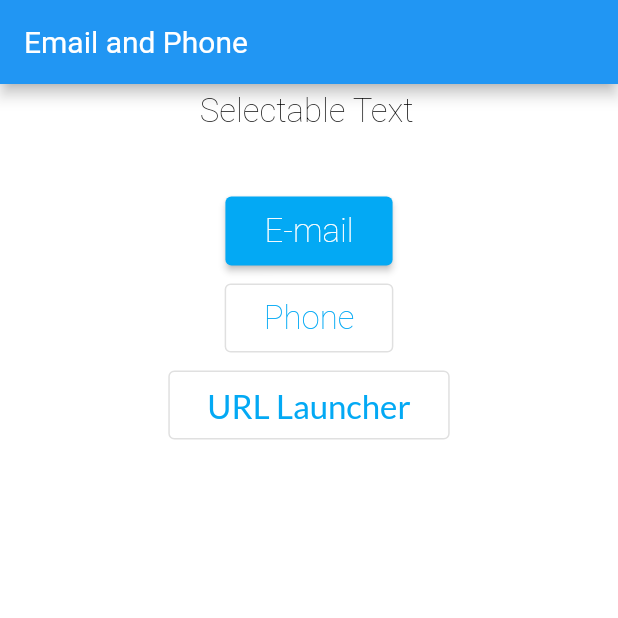
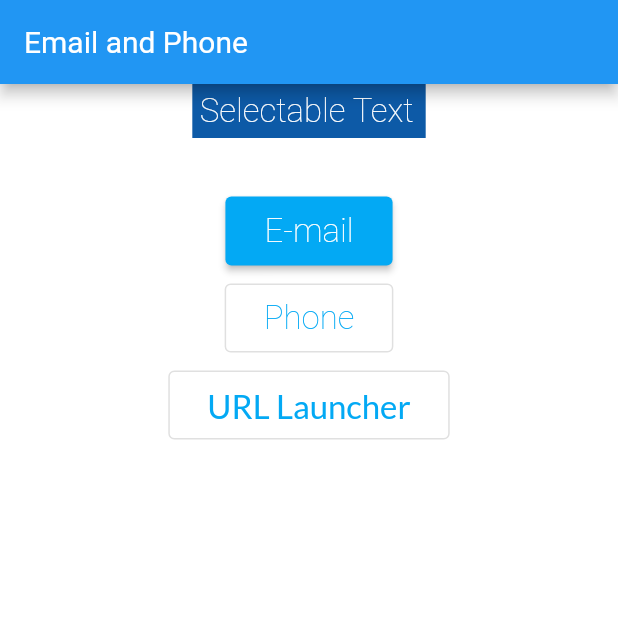
Before and after one commit to marcelors15/EmailPhone, a Flutter app: the screen it shows after launch, on a phone screen of 412 x 824 dp, the top half of it. Run offline on Flutter 3.47's test engine with Material 2 defaults, Android fonts, the light colour scheme and no system bars; our stand-ins replace google_fonts, image_picker; missing offline and left inert: flutter_mailer, flutter_phone_direct_caller.

Commit message:
Update main.dart

```diff
--- a/lib/main.dart
+++ b/lib/main.dart
@@ -55,15 +55,21 @@ class _MyHomePageState extends State<MyHomePage> {
             mainAxisSize: MainAxisSize.max,
             crossAxisAlignment: CrossAxisAlignment.center,
             children: <Widget>[
-              Padding(
+              Container(
+                child: Padding(
                   padding: const EdgeInsets.all(5.0),
                   child: SelectableText(
                     "Selectable Text",
                     style: TextStyle(
-                      color: Colors.black,
+                        color: Colors.white,
                         fontSize: 22.0,
                         fontWeight: FontWeight.w200,
                         fontFamily: "Roboto"),
+                  ),
+                ),
+                decoration: BoxDecoration(
+                  color: Color(0xff0d5aa7),
+                  backgroundBlendMode: BlendMode.srcOver,
                 ),
               ),
               Padding(
```
Lines whose indentation alone changed are shown as unchanged.
